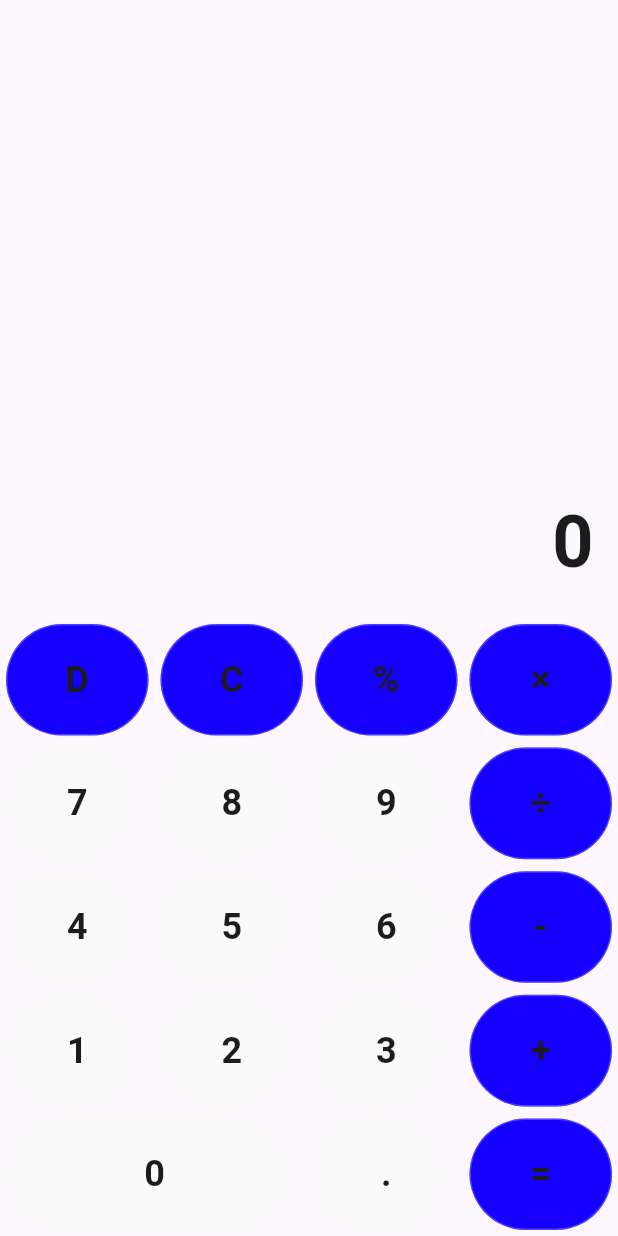
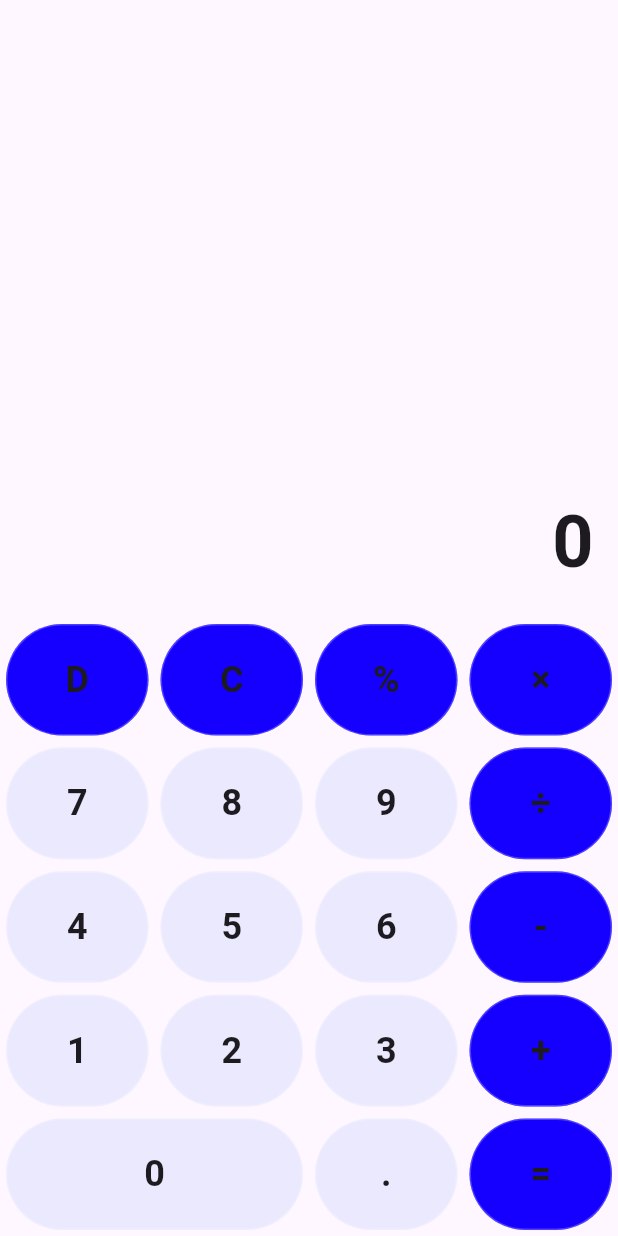
Before and after one commit to Shyaka12/flutter-Mobile, a Flutter app: the screen it shows after launch, in the side drawer, after a tap on "Calculater", on a phone screen of 412 x 824 dp. Run offline on Flutter 3.47's test engine with Material 3 defaults, Android fonts, the phone set to English and light mode, and no system bars.

Commit message:
page  main

```diff
--- a/lib/calculate.dart
+++ b/lib/calculate.dart
@@ -251,6 +251,6 @@ class CalculatorScreenstate extends State<CalculatorScreen> {
             Btn.calculate,
           ].contains(value)
             ? const Color.fromARGB(255, 21, 0, 255)
-            : Colors.white10;
+            : Color.fromARGB(26, 64, 107, 250);
   }
 }
```
